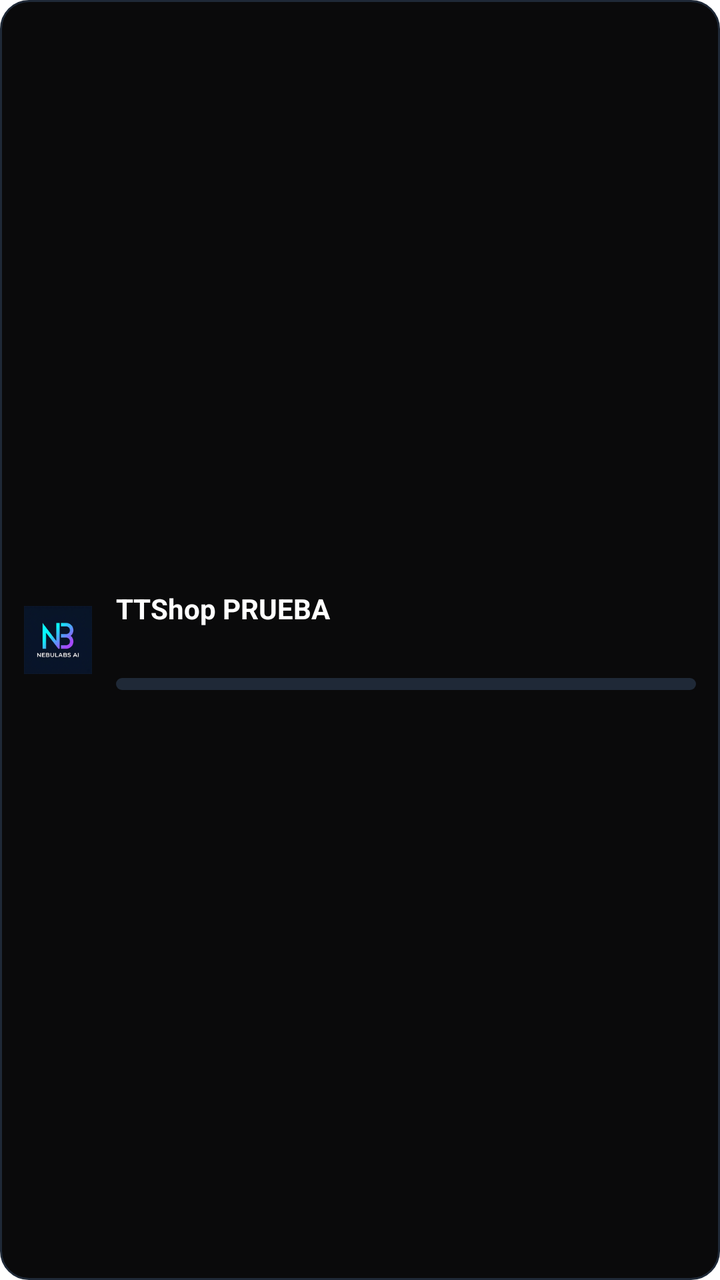
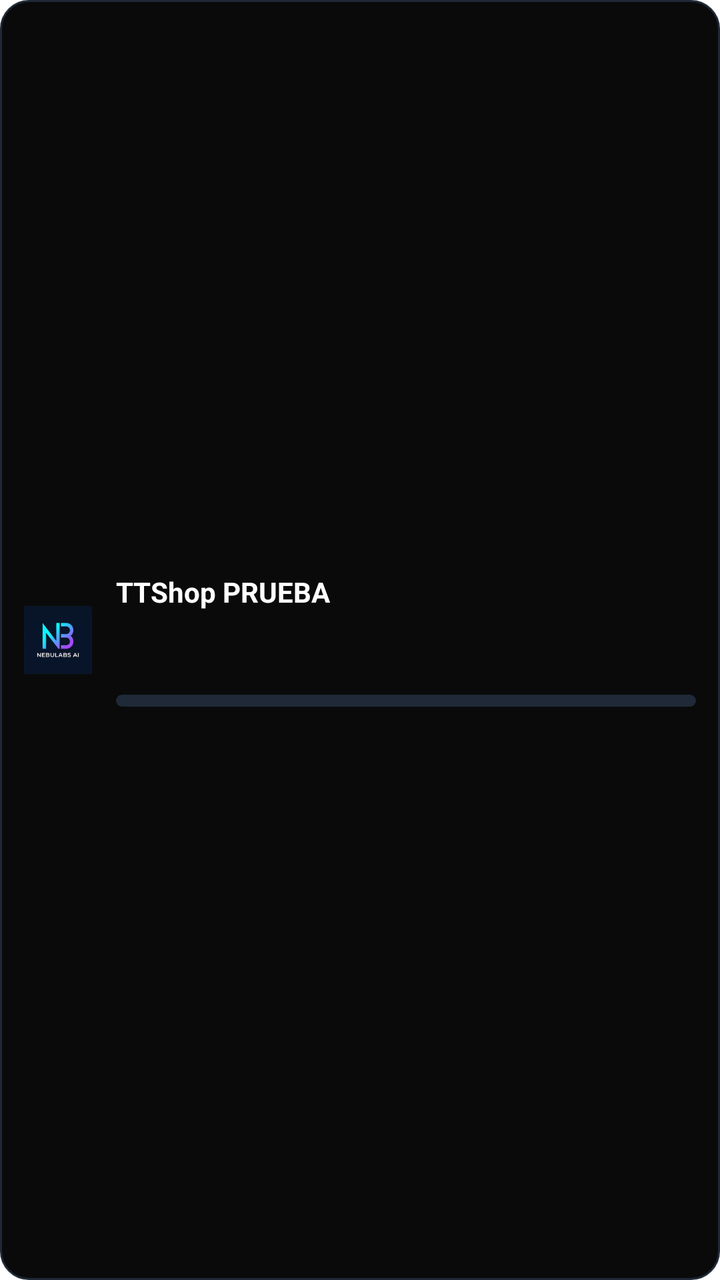

Compare the two renders of this Android layout. The source of the first and the diff that turns it into the second are given below.
<!-- AndroidManifest.xml: fallback theme Theme.MaterialComponents.DayNight.NoActionBar -->
<!-- res/layout/aviso_descargas.xml -->
<?xml version="1.0" encoding="utf-8"?>
<LinearLayout xmlns:android="http://schemas.android.com/apk/res/android"
    android:layout_width="match_parent"
    android:layout_height="wrap_content"
    android:orientation="horizontal"
    android:background="@drawable/fondo_aviso"
    android:padding="12dp"
    android:gravity="center_vertical">

    <ImageView
        android:id="@+id/logo"
        android:layout_width="34dp"
        android:layout_height="34dp"
        android:layout_marginEnd="12dp"
        android:src="@drawable/logo_nb"
        android:contentDescription="@string/app_name" />

    <LinearLayout
        android:layout_width="0dp"
        android:layout_height="wrap_content"
        android:layout_weight="1"
        android:orientation="vertical">

        <TextView
            android:id="@+id/titulo"
            android:layout_width="match_parent"
            android:layout_height="wrap_content"
            android:textColor="@color/texto"
            android:textSize="14sp"
            android:textStyle="bold"
            android:maxLines="1"
            android:ellipsize="end"
            android:text="@string/app_name" />

        <TextView
            android:id="@+id/detalle"
            android:layout_width="match_parent"
            android:layout_height="wrap_content"
            android:layout_marginTop="1dp"
            android:textColor="@color/texto_suave"
            android:textSize="12sp"
            android:maxLines="1"
            android:ellipsize="middle" />

        <ProgressBar
            android:id="@+id/barra"
            style="?android:attr/progressBarStyleHorizontal"
            android:layout_width="match_parent"
            android:layout_height="6dp"
            android:layout_marginTop="8dp"
            android:progressDrawable="@drawable/barra_progreso"
            android:max="100" />
    </LinearLayout>
</LinearLayout>
<!-- resources referenced by this layout -->
<resources>
  <color name="texto">#FFFFFF</color>
  <color name="texto_suave">#9CA3AF</color>
  <!-- drawable barra_progreso (drawable) -->
  <?xml version="1.0" encoding="utf-8"?>
  <layer-list xmlns:android="http://schemas.android.com/apk/res/android">
      <item android:id="@android:id/background">
          <shape>
              <corners android:radius="8dp" />
              <solid android:color="@color/borde" />
          </shape>
      </item>
      <item android:id="@android:id/progress">
          <clip>
              <shape>
                  <corners android:radius="8dp" />
                  <gradient
                      android:startColor="@color/brand_cyan"
                      android:endColor="@color/brand_violet"
                      android:angle="0" />
              </shape>
          </clip>
      </item>
  </layer-list>
  <!-- drawable fondo_aviso (drawable) -->
  <?xml version="1.0" encoding="utf-8"?>
  <shape xmlns:android="http://schemas.android.com/apk/res/android">
      <corners android:radius="14dp" />
      <solid android:color="@color/fondo" />
      <stroke android:width="1dp" android:color="@color/borde" />
  </shape>
  <!-- drawable logo_nb: png bitmap (drawable, 15214 bytes) -->
  <string name="app_name">TTShop PRUEBA</string>
  <color name="borde">#1F2937</color>
  <color name="brand_cyan">#15DBF9</color>
  <color name="brand_violet">#A855F7</color>
  <color name="fondo">#0A0A0B</color>
</resources>

<!-- the commit's change to res/layout/aviso_descargas.xml (unified diff, before → after) -->
@@ -42,6 +42,15 @@
             android:maxLines="1"
             android:ellipsize="middle" />
 
+        <TextView
+            android:id="@+id/cifras"
+            android:layout_width="match_parent"
+            android:layout_height="wrap_content"
+            android:layout_marginTop="2dp"
+            android:textColor="@color/brand_cyan"
+            android:textSize="11sp"
+            android:maxLines="1" />
+
         <ProgressBar
             android:id="@+id/barra"
             style="?android:attr/progressBarStyleHorizontal"
